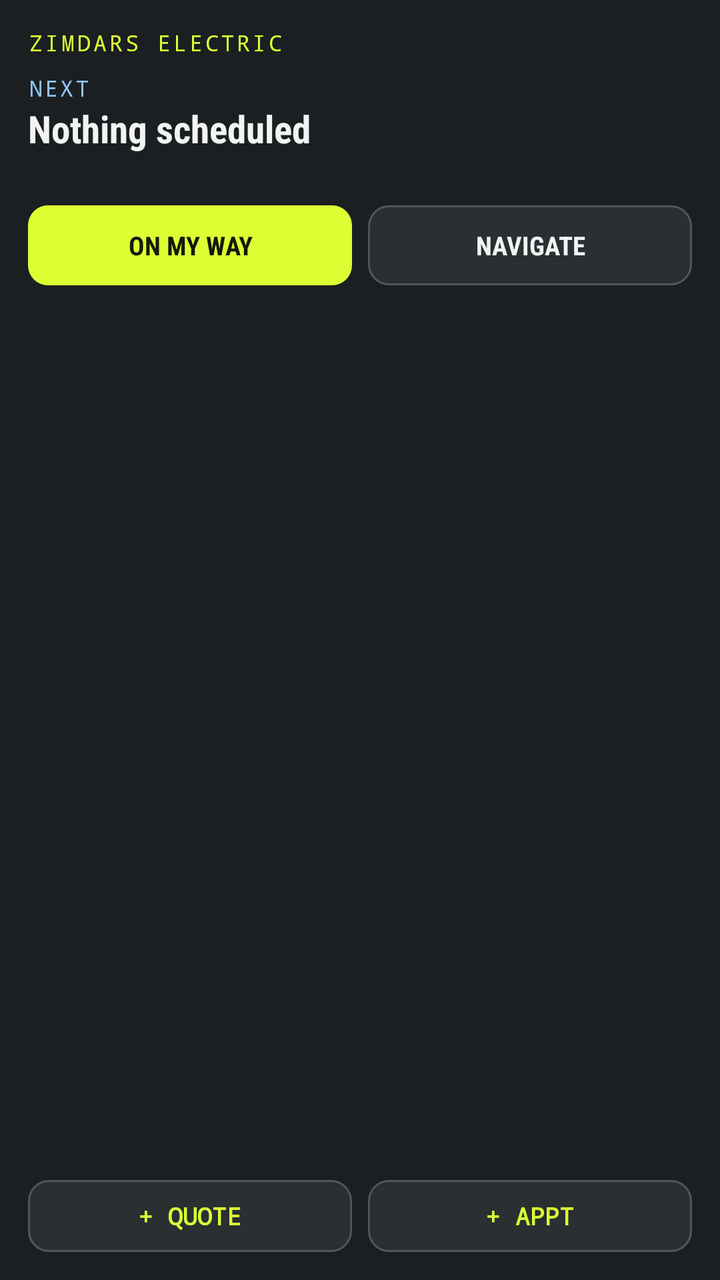
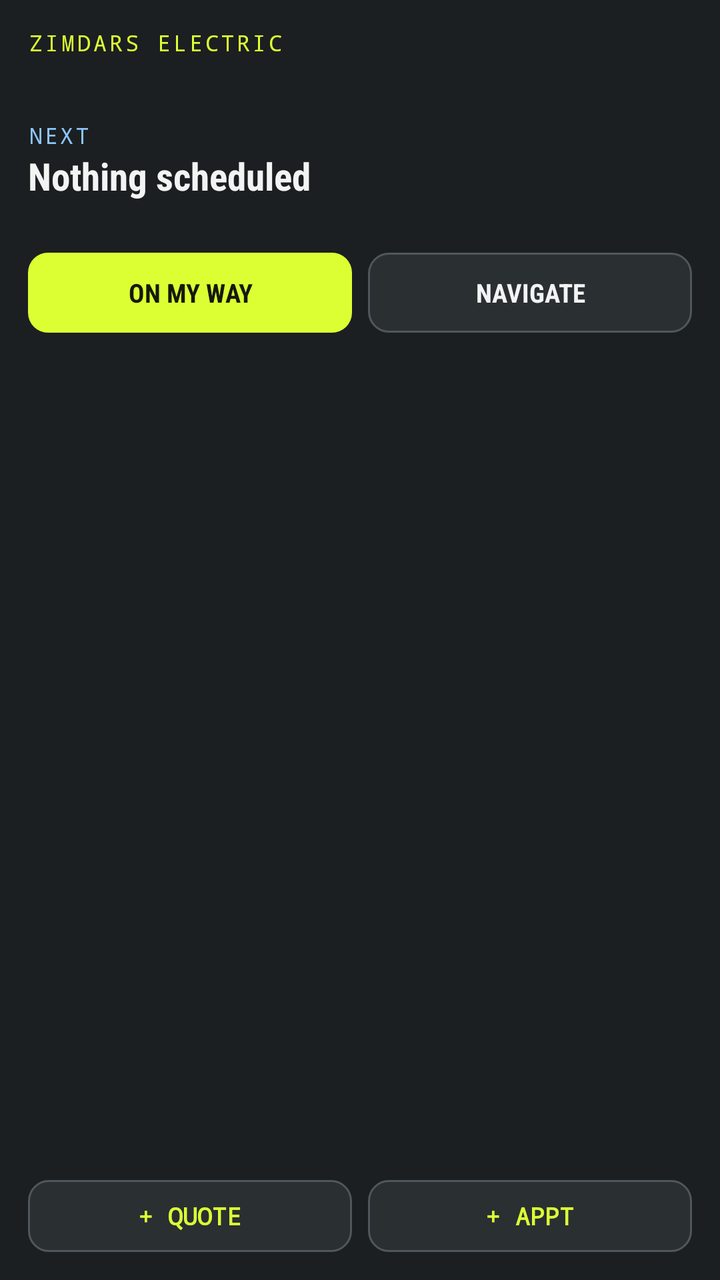

Two renders of the same Android screen: before a commit and after it. Below are the layout's source before the change and the commit's diff.
<!-- AndroidManifest.xml: application theme Theme.ZimdarsElectric -->
<!-- res/layout/widget_today.xml -->
<?xml version="1.0" encoding="utf-8"?>
<LinearLayout xmlns:android="http://schemas.android.com/apk/res/android"
    android:id="@+id/w_root"
    android:layout_width="match_parent"
    android:layout_height="match_parent"
    android:orientation="vertical"
    android:padding="14dp"
    android:background="@drawable/widget_bg">

    <LinearLayout android:layout_width="match_parent" android:layout_height="wrap_content" android:orientation="horizontal">
        <TextView android:id="@+id/w_brand" android:layout_width="0dp" android:layout_weight="1" android:layout_height="wrap_content"
            android:text="ZIMDARS ELECTRIC" android:textColor="#FFDCFF34" android:textSize="11sp" android:fontFamily="monospace" android:letterSpacing="0.12" />
        <TextView android:id="@+id/w_date" android:layout_width="wrap_content" android:layout_height="wrap_content"
            android:text="" android:textColor="#FFA7ADB2" android:textSize="11sp" android:fontFamily="monospace" />
    </LinearLayout>

    <TextView android:id="@+id/w_next_label" android:layout_width="match_parent" android:layout_height="wrap_content" android:layout_marginTop="8dp"
        android:text="NEXT" android:textColor="#FF8EC5FF" android:textSize="11sp" android:fontFamily="monospace" android:letterSpacing="0.1" />
    <TextView android:id="@+id/w_next_title" android:layout_width="match_parent" android:layout_height="wrap_content"
        android:text="Nothing scheduled" android:textColor="#FFF2F3F3" android:textSize="19sp" android:textStyle="bold"
        android:fontFamily="sans-serif-condensed" android:maxLines="1" android:ellipsize="end" />
    <TextView android:id="@+id/w_next_sub" android:layout_width="match_parent" android:layout_height="wrap_content"
        android:text="" android:textColor="#FFA7ADB2" android:textSize="13sp" android:maxLines="2" android:ellipsize="end" />

    <LinearLayout android:id="@+id/w_next_buttons" android:layout_width="match_parent" android:layout_height="wrap_content"
        android:orientation="horizontal" android:layout_marginTop="8dp">
        <TextView android:id="@+id/w_onmyway" android:layout_width="0dp" android:layout_weight="1" android:layout_height="40dp"
            android:gravity="center" android:text="ON MY WAY" android:textColor="#FF15190A" android:textStyle="bold" android:textSize="13sp"
            android:fontFamily="sans-serif-condensed" android:background="@drawable/widget_btn_neon" />
        <TextView android:id="@+id/w_nav" android:layout_width="0dp" android:layout_weight="1" android:layout_height="40dp" android:layout_marginStart="8dp"
            android:gravity="center" android:text="NAVIGATE" android:textColor="#FFF2F3F3" android:textStyle="bold" android:textSize="13sp"
            android:fontFamily="sans-serif-condensed" android:background="@drawable/widget_btn_line" />
    </LinearLayout>

    <TextView android:id="@+id/w_later" android:layout_width="match_parent" android:layout_height="0dp" android:layout_weight="1"
        android:layout_marginTop="10dp" android:text="" android:textColor="#FFF2F3F3" android:textSize="13sp" android:lineSpacingExtra="3dp" />

    <LinearLayout android:layout_width="match_parent" android:layout_height="wrap_content" android:orientation="horizontal" android:layout_marginTop="6dp">
        <TextView android:id="@+id/w_new_quote" android:layout_width="0dp" android:layout_weight="1" android:layout_height="36dp"
            android:gravity="center" android:text="+ QUOTE" android:textColor="#FFDCFF34" android:textStyle="bold" android:textSize="12sp"
            android:fontFamily="monospace" android:background="@drawable/widget_btn_line" />
        <TextView android:id="@+id/w_new_appt" android:layout_width="0dp" android:layout_weight="1" android:layout_height="36dp" android:layout_marginStart="8dp"
            android:gravity="center" android:text="+ APPT" android:textColor="#FFDCFF34" android:textStyle="bold" android:textSize="12sp"
            android:fontFamily="monospace" android:background="@drawable/widget_btn_line" />
    </LinearLayout>
</LinearLayout>
<!-- resources referenced by this layout -->
<resources>
  <!-- drawable widget_bg (drawable) -->
  <?xml version="1.0" encoding="utf-8"?>
  <shape xmlns:android="http://schemas.android.com/apk/res/android" android:shape="rectangle">
      <solid android:color="#F21C1F21" />
      <corners android:radius="20dp" />
  </shape>
  <!-- drawable widget_btn_line (drawable) -->
  <?xml version="1.0" encoding="utf-8"?>
  <shape xmlns:android="http://schemas.android.com/apk/res/android" android:shape="rectangle">
      <solid android:color="#FF2A2F32" />
      <stroke android:width="1dp" android:color="#FF50575C" />
      <corners android:radius="10dp" />
  </shape>
  <!-- drawable widget_btn_neon (drawable) -->
  <?xml version="1.0" encoding="utf-8"?>
  <shape xmlns:android="http://schemas.android.com/apk/res/android" android:shape="rectangle">
      <solid android:color="#FFDCFF34" />
      <corners android:radius="10dp" />
  </shape>
  <style name="Theme.ZimdarsElectric" parent="android:Theme.Material.NoActionBar">
          <item name="android:windowBackground">@color/graphite</item>
          <item name="android:statusBarColor">@color/graphite</item>
          <item name="android:navigationBarColor">@color/graphite_dark</item>
      </style>
  <color name="graphite">#FF1C1F21</color>
  <color name="graphite_dark">#FF151719</color>
</resources>

<!-- the commit's change to res/layout/widget_today.xml (unified diff, before → after) -->
@@ -13,6 +13,9 @@
         <TextView android:id="@+id/w_date" android:layout_width="wrap_content" android:layout_height="wrap_content"
             android:text="" android:textColor="#FFA7ADB2" android:textSize="11sp" android:fontFamily="monospace" />
     </LinearLayout>
+
+    <TextView android:id="@+id/w_weather" android:layout_width="match_parent" android:layout_height="wrap_content" android:layout_marginTop="6dp"
+        android:text="" android:textColor="#FFF2F3F3" android:textSize="13sp" android:maxLines="2" android:ellipsize="end" />
 
     <TextView android:id="@+id/w_next_label" android:layout_width="match_parent" android:layout_height="wrap_content" android:layout_marginTop="8dp"
         android:text="NEXT" android:textColor="#FF8EC5FF" android:textSize="11sp" android:fontFamily="monospace" android:letterSpacing="0.1" />
